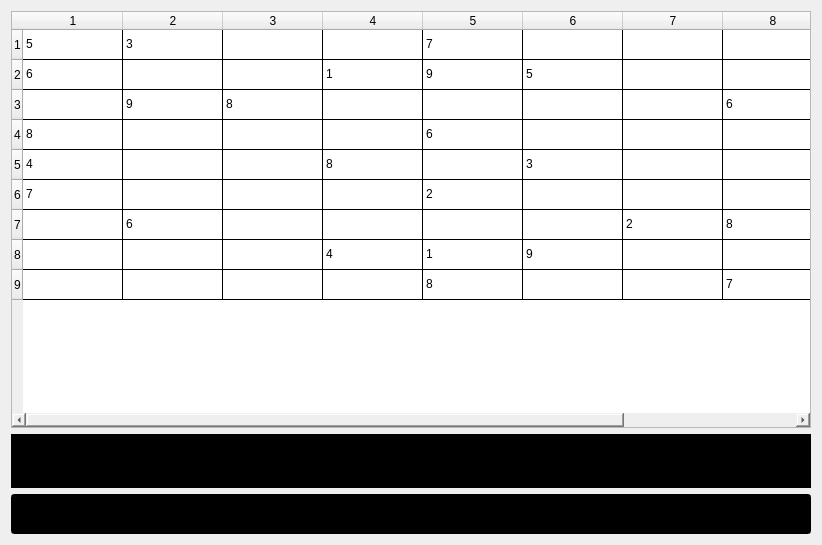
This is mainproject/main_game.ui in UIAP4002-Dr-Mahdavi/mini-project-2-sudoku-MJ202218 as Qt 5 draws it before an edit. The edited form follows.
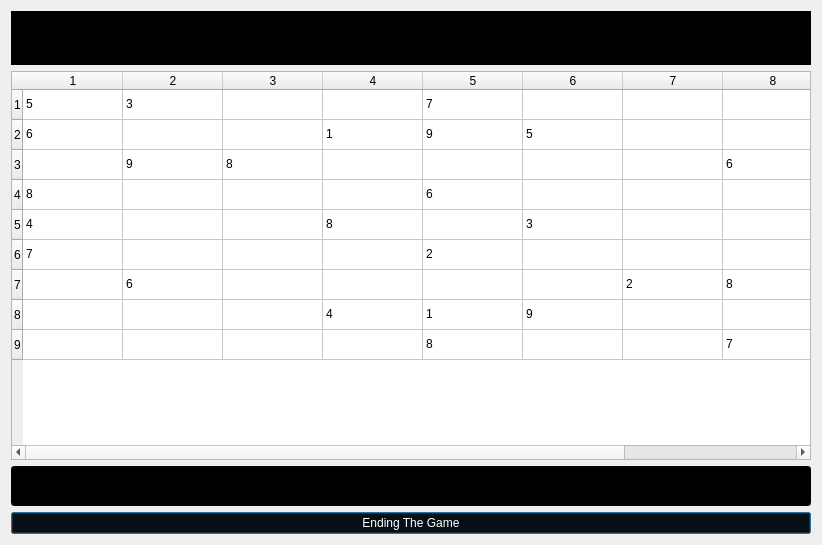
This is the edited form.

What changed in the file:
```diff
--- a/mainproject/main_game.ui
+++ b/mainproject/main_game.ui
@@ -16,6 +16,27 @@
   <layout class="QHBoxLayout" name="horizontalLayout">
    <item>
     <layout class="QVBoxLayout" name="verticalLayout">
+     <item>
+      <widget class="QLabel" name="Datetime">
+       <property name="font">
+        <font>
+         <family>Pristina</family>
+         <pointsize>30</pointsize>
+         <weight>50</weight>
+         <italic>false</italic>
+         <bold>false</bold>
+        </font>
+       </property>
+       <property name="styleSheet">
+        <string notr="true">background-color: rgb(0, 0, 0);
+color: rgb(5, 255, 46);
+font: 30pt &quot;Pristina&quot;;</string>
+       </property>
+       <property name="text">
+        <string/>
+       </property>
+      </widget>
+     </item>
      <item>
       <widget class="QTableWidget" name="tableWidget">
        <property name="minimumSize">
@@ -27,12 +48,7 @@
        <property name="styleSheet">
         <string notr="true">font: 10pt &quot;Pristina&quot;;
 selection-background-color: rgb(77, 77, 77);
-selection-color: rgb(63, 63, 63);
-gridline-color: rgb(0, 0, 0);
-border-bottom-color: rgb(0, 0, 0);
-border-top-color: rgb(0, 0, 0);
-border-color: rgb(0, 0, 0);
-border-left-color: rgb(0, 0, 0);</string>
+</string>
        </property>
        <row>
         <property name="text">
@@ -276,27 +292,6 @@
        </item>
       </widget>
      </item>
-     <item>
-      <widget class="QLabel" name="Datetime">
-       <property name="font">
-        <font>
-         <family>Pristina</family>
-         <pointsize>30</pointsize>
-         <weight>50</weight>
-         <italic>false</italic>
-         <bold>false</bold>
-        </font>
-       </property>
-       <property name="styleSheet">
-        <string notr="true">background-color: rgb(0, 0, 0);
-color: rgb(5, 255, 46);
-font: 30pt &quot;Pristina&quot;;</string>
-       </property>
-       <property name="text">
-        <string/>
-       </property>
-      </widget>
-     </item>
      <item>
       <widget class="QLineEdit" name="lineEdit">
        <property name="minimumSize">
@@ -312,6 +307,19 @@
        </property>
       </widget>
      </item>
+     <item>
+      <widget class="QPushButton" name="pushButton">
+       <property name="styleSheet">
+        <string notr="true">font: 12pt &quot;Pristina&quot;;
+color: rgb(255, 255, 255);
+background-color: rgb(0, 0, 0);
+</string>
+       </property>
+       <property name="text">
+        <string>Ending The Game</string>
+       </property>
+      </widget>
+     </item>
     </layout>
    </item>
   </layout>
```
